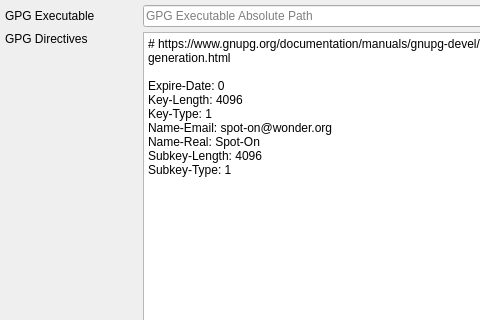
Above: Source/UI/spot-on-rosetta-gpg-new-keys.ui from textbrowser/spot-on before the change; both pictures show x 0 to 480 and y 0 to 320 of the 650 by 650 pixel window. Below: the same form after it.
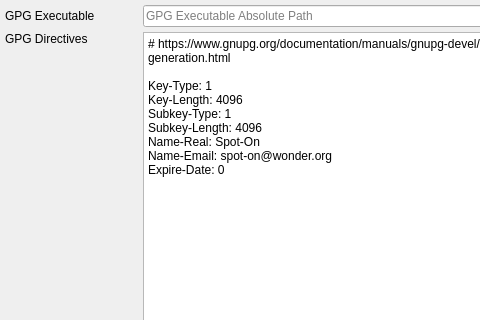
That is the form after the change. Icons and pictures are not drawn.

What changed in the file:
```diff
--- a/Source/UI/spot-on-rosetta-gpg-new-keys.ui
+++ b/Source/UI/spot-on-rosetta-gpg-new-keys.ui
@@ -80,13 +80,13 @@
        <property name="plainText">
         <string># https://www.gnupg.org/documentation/manuals/gnupg-devel/Unattended-GPG-key-generation.html
 
-Expire-Date: 0
-Key-Length: 4096
 Key-Type: 1
-Name-Email: spot-on@wonder.org
-Name-Real: Spot-On
-Subkey-Length: 4096
+Key-Length: 4096
 Subkey-Type: 1
+Subkey-Length: 4096
+Name-Real: Spot-On
+Name-Email: spot-on@wonder.org
+Expire-Date: 0
 </string>
        </property>
       </widget>
```
